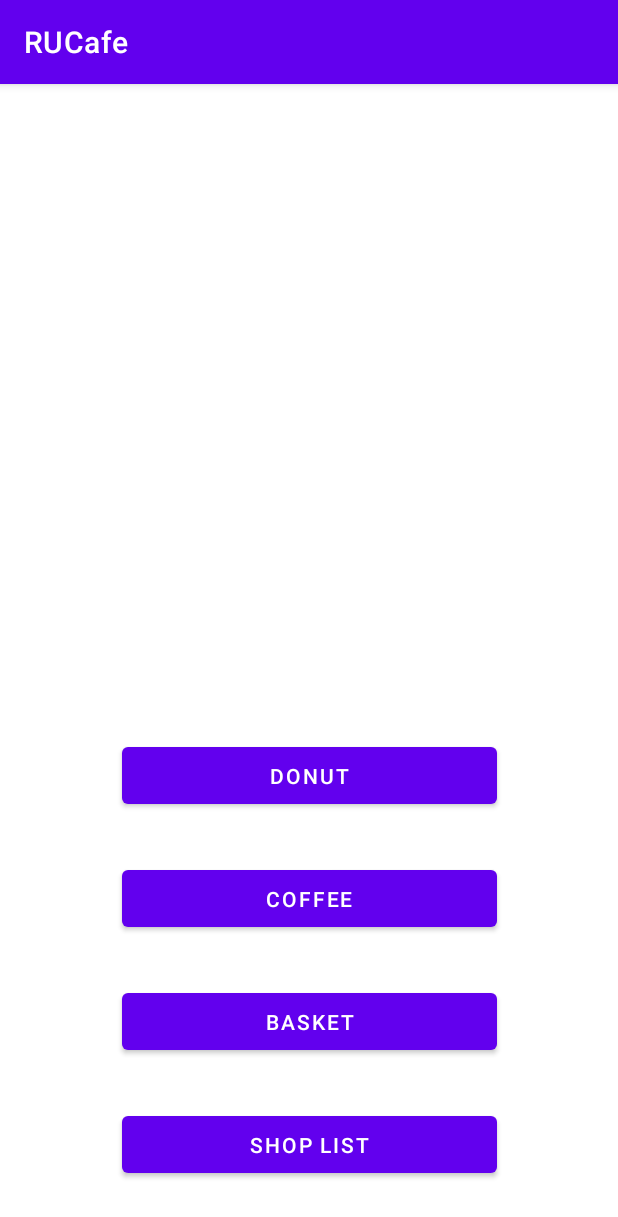
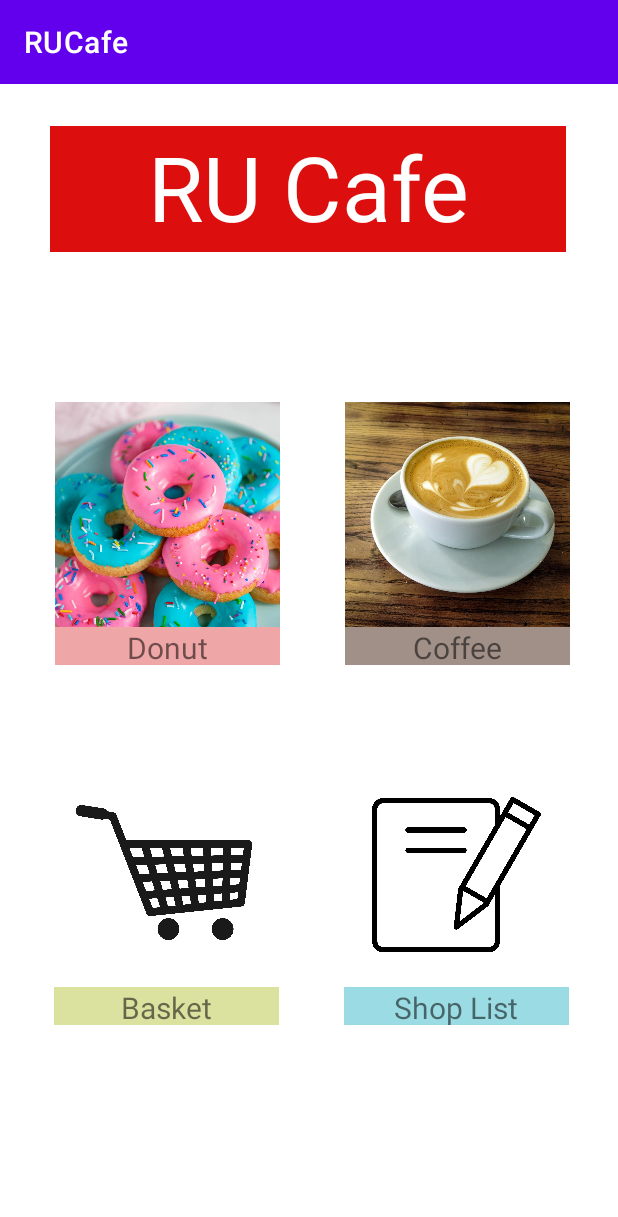
Before and after one commit to JasonGuo00/CS213_PA5, an Android app: the screen it shows after launch (MainActivity), on a phone screen of 412 x 824 dp. Shown: the top 1217 px of the screen. Run offline under Robolectric (Android 15) with nearby library versions, the phone set to English and light mode, and no system bars.

Commit message:
Home Screen Revamp!
porject 5!

```diff
--- a/app/src/main/java/com/example/rucafe/MainActivity.java
+++ b/app/src/main/java/com/example/rucafe/MainActivity.java
@@ -8,9 +8,10 @@ import androidx.fragment.app.FragmentTransaction;
 import android.os.Bundle;
 import android.view.View;
 import android.widget.Button;
+import android.widget.ImageView;
 
 public class MainActivity extends AppCompatActivity {
-    private Button donut, coffee, basket, list;
+    private ImageView donut, coffee, basket, list;
     // Fragment Manager
     private FragmentManager fragmentManager;
 
--- a/app/src/main/res/layout/activity_main.xml
+++ b/app/src/main/res/layout/activity_main.xml
@@ -15,49 +15,147 @@
         app:layout_constraintBottom_toBottomOf="parent"
         app:layout_constraintEnd_toEndOf="parent">
 
-        <Button
-            android:id="@+id/coffee"
-            android:layout_width="250dp"
-            android:layout_height="50dp"
-            android:layout_marginBottom="32dp"
-            android:onClick="transition_coffee"
-            android:text="@string/home_coffee"
-            app:layout_constraintBottom_toTopOf="@+id/basket"
-            app:layout_constraintEnd_toEndOf="parent"
-            app:layout_constraintStart_toStartOf="parent" />
-
-        <Button
-            android:id="@+id/basket"
-            android:layout_width="250dp"
-            android:layout_height="50dp"
-            android:layout_marginBottom="32dp"
-            android:onClick="transition_basket"
-            android:text="@string/home_basket"
-            app:layout_constraintBottom_toTopOf="@+id/list"
-            app:layout_constraintEnd_toEndOf="parent"
-            app:layout_constraintStart_toStartOf="parent" />
-
-        <Button
-            android:id="@+id/list"
-            android:layout_width="250dp"
-            android:layout_height="50dp"
-            android:layout_marginBottom="36dp"
-            android:onClick="transition_shoplist"
-            android:text="@string/home_shoplist"
+        <androidx.constraintlayout.widget.ConstraintLayout
+            android:layout_width="150dp"
+            android:layout_height="175dp"
             app:layout_constraintBottom_toBottomOf="parent"
             app:layout_constraintEnd_toEndOf="parent"
-            app:layout_constraintStart_toStartOf="parent" />
+            app:layout_constraintHorizontal_bias="0.573"
+            app:layout_constraintStart_toEndOf="@+id/constraintLayout3"
+            app:layout_constraintTop_toBottomOf="@+id/constraintLayout"
+            app:layout_constraintVertical_bias="0.315">
 
-        <Button
-            android:id="@+id/donut"
-            android:layout_width="250dp"
-            android:layout_height="50dp"
-            android:layout_marginBottom="32dp"
-            android:onClick="transition_donut"
-            android:text="@string/home_donut"
-            app:layout_constraintBottom_toTopOf="@+id/coffee"
+            <ImageView
+                android:id="@+id/list"
+                android:layout_width="150dp"
+                android:layout_height="150dp"
+                android:onClick="transition_shoplist"
+                app:layout_constraintStart_toStartOf="parent"
+                app:layout_constraintTop_toTopOf="parent"
+                app:srcCompat="@drawable/home_shoplist" />
+
+            <TextView
+                android:id="@+id/textView7"
+                android:layout_width="150dp"
+                android:layout_height="25dp"
+                android:background="#9BDCE4"
+                android:onClick="transition_shoplist"
+                android:text="@string/home_shoplist"
+                android:textAlignment="center"
+                android:textSize="20sp"
+                app:layout_constraintStart_toStartOf="parent"
+                app:layout_constraintTop_toBottomOf="@+id/list" />
+        </androidx.constraintlayout.widget.ConstraintLayout>
+
+        <androidx.constraintlayout.widget.ConstraintLayout
+            android:id="@+id/constraintLayout3"
+            android:layout_width="150dp"
+            android:layout_height="175dp"
+            android:layout_marginStart="36dp"
+            app:layout_constraintBottom_toBottomOf="parent"
+            app:layout_constraintStart_toStartOf="parent"
+            app:layout_constraintTop_toBottomOf="@+id/constraintLayout2"
+            app:layout_constraintVertical_bias="0.315">
+
+            <ImageView
+                android:id="@+id/basket"
+                android:layout_width="150dp"
+                android:layout_height="150dp"
+                android:onClick="transition_basket"
+                app:layout_constraintStart_toStartOf="parent"
+                app:layout_constraintTop_toTopOf="parent"
+                app:srcCompat="@drawable/home_order" />
+
+            <TextView
+                android:id="@+id/textView6"
+                android:layout_width="150dp"
+                android:layout_height="25dp"
+                android:background="#DBE19F"
+                android:onClick="transition_basket"
+                android:text="@string/home_basket"
+                android:textAlignment="center"
+                android:textSize="20sp"
+                app:layout_constraintStart_toStartOf="parent"
+                app:layout_constraintTop_toBottomOf="@+id/basket" />
+        </androidx.constraintlayout.widget.ConstraintLayout>
+
+        <androidx.constraintlayout.widget.ConstraintLayout
+            android:id="@+id/constraintLayout"
+            android:layout_width="150dp"
+            android:layout_height="175dp"
+            android:layout_marginTop="100dp"
+            android:layout_marginEnd="32dp"
             app:layout_constraintEnd_toEndOf="parent"
-            app:layout_constraintStart_toStartOf="parent" />
+            app:layout_constraintTop_toBottomOf="@+id/textView3">
+
+            <ImageView
+                android:id="@+id/coffee"
+                android:layout_width="150dp"
+                android:layout_height="150dp"
+                android:onClick="transition_coffee"
+                app:layout_constraintStart_toStartOf="parent"
+                app:layout_constraintTop_toTopOf="parent"
+                app:srcCompat="@drawable/home_coffee" />
+
+            <TextView
+                android:id="@+id/textView5"
+                android:layout_width="150dp"
+                android:layout_height="25dp"
+                android:background="#A19088"
+                android:onClick="transition_coffee"
+                android:text="@string/home_coffee"
+                android:textAlignment="center"
+                android:textSize="20sp"
+                app:layout_constraintStart_toStartOf="parent"
+                app:layout_constraintTop_toBottomOf="@+id/coffee" />
+        </androidx.constraintlayout.widget.ConstraintLayout>
+
+        <androidx.constraintlayout.widget.ConstraintLayout
+            android:id="@+id/constraintLayout2"
+            android:layout_width="150dp"
+            android:layout_height="175dp"
+            android:layout_marginTop="100dp"
+            app:layout_constraintEnd_toStartOf="@+id/constraintLayout"
+            app:layout_constraintHorizontal_bias="0.455"
+            app:layout_constraintStart_toStartOf="parent"
+            app:layout_constraintTop_toBottomOf="@+id/textView3">
+
+            <ImageView
+                android:id="@+id/donut"
+                android:layout_width="150dp"
+                android:layout_height="150dp"
+                android:onClick="transition_donut"
+                app:layout_constraintStart_toStartOf="parent"
+                app:layout_constraintTop_toTopOf="parent"
+                app:srcCompat="@drawable/home_donuts" />
+
+            <TextView
+                android:id="@+id/textView4"
+                android:layout_width="150dp"
+                android:layout_height="25dp"
+                android:background="#EFA6A6"
+                android:onClick="transition_donut"
+                android:text="@string/home_donut"
+                android:textAlignment="center"
+                android:textSize="20sp"
+                app:layout_constraintStart_toStartOf="parent"
+                app:layout_constraintTop_toBottomOf="@+id/donut" />
+        </androidx.constraintlayout.widget.ConstraintLayout>
+
+        <TextView
+            android:id="@+id/textView3"
+            android:layout_width="344dp"
+            android:layout_height="84dp"
+            android:layout_marginTop="28dp"
+            android:background="#DC0E0E"
+            android:text="@string/home_header"
+            android:textAlignment="center"
+            android:textColor="#FFFFFF"
+            android:textSize="60sp"
+            app:layout_constraintEnd_toEndOf="parent"
+            app:layout_constraintHorizontal_bias="0.492"
+            app:layout_constraintStart_toStartOf="parent"
+            app:layout_constraintTop_toTopOf="parent" />
 
     </androidx.constraintlayout.widget.ConstraintLayout>
 
--- a/app/src/main/res/values/strings.xml
+++ b/app/src/main/res/values/strings.xml
@@ -8,4 +8,5 @@
     <string name="home_shoplist">Shop List</string>
     <string name="donut_header">Choose Your Donuts!</string>
     <string name="add_donut">Add Donut</string>
+    <string name="home_header">RU Cafe</string>
 </resources>
```
Also changed, not shown: app/src/main/res/drawable/home_coffee.png (added), app/src/main/res/drawable/home_donuts.png (added), app/src/main/res/drawable/home_order.png (added), app/src/main/res/drawable/home_shoplist.png (added).
